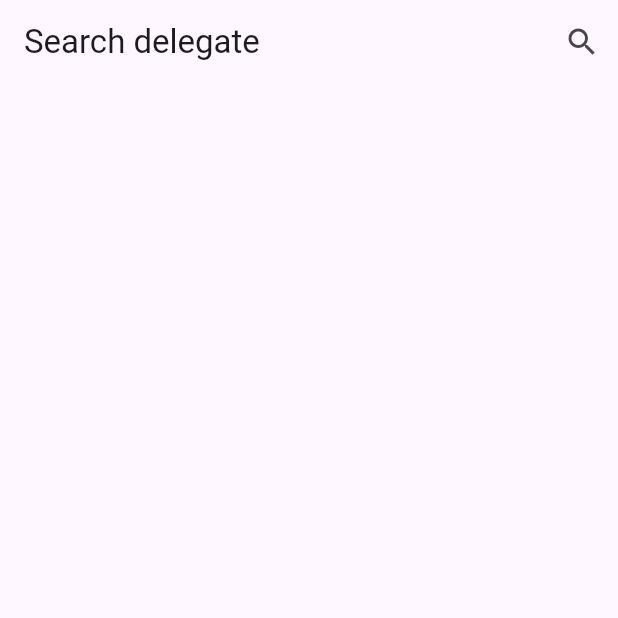
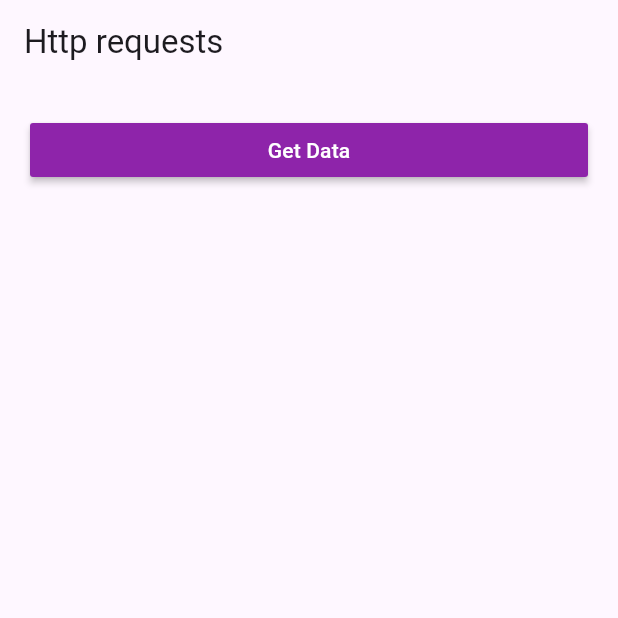
Before and after one commit to mahmoud-alwakeel/revising-flutter, a Flutter app: the screen it shows after launch, on a phone screen of 412 x 824 dp, the top half of it. Run offline on Flutter 3.47's test engine with Material 3 defaults, Android fonts, the phone set to English and light mode, and no system bars; missing offline and left inert: dart:ffi.

Commit message:
dealing with data

```diff
--- /dev/null
+++ b/lib/dealing_with_data/rev_http_req.dart
@@ -0,0 +1,56 @@
+import 'dart:convert';
+
+import 'package:flutter/material.dart';
+import 'package:http/http.dart';
+class RevhttpReq extends StatefulWidget {
+  const RevhttpReq({super.key});
+
+  @override
+  State<RevhttpReq> createState() => _RevhttpReqState();
+}
+
+class _RevhttpReqState extends State<RevhttpReq> {
+
+  List titles = [];
+  bool isLoading = false;
+
+  var url = 'https://jsonplaceholder.typicode.com/posts';
+  @override
+  Widget build(BuildContext context) {
+    return Scaffold(
+      appBar: AppBar(
+        title: const Text('Http requests'),
+      ),
+      body: ListView(
+        children: [
+          Padding(
+            padding: const EdgeInsets.all(20.0),
+            child: MaterialButton(onPressed: () async{
+              setState(() {
+                isLoading = true;
+              });
+              var response =  await get(Uri.parse(url));
+              var responseBody = jsonDecode(response.body);
+              //print(responseBody[0]['title']);
+              titles.addAll(responseBody);
+              isLoading = false;
+              setState(() {
+
+              });
+            },
+            color: Colors.purple[600],
+            minWidth: 200,
+             child: const Text('Get Data', style: TextStyle(color: Colors.white),),),
+          ),
+          if (isLoading) const Center(child:  CircularProgressIndicator()),
+           ...List.generate(titles.length, (index) => Card(
+            child: ListTile(
+              title: Text('title: ${titles[index]['title']}'),
+              subtitle: Text('body: ${titles[index]['body']}'),
+              ),
+              ))
+        ],
+      ),
+    );
+  }
+}
--- a/lib/main.dart
+++ b/lib/main.dart
@@ -1,11 +1,13 @@
 import 'package:flutter/material.dart';
-import 'package:revising_everything/rev_bottomNav.dart';
-import 'package:revising_everything/rev_customWidget.dart';
-import 'package:revising_everything/rev_drawer.dart';
+import 'package:revising_everything/dealing_with_data/rev_http_req.dart';
+// import 'package:revising_everything/rev_bottomNav.dart';
+// import 'package:revising_everything/rev_customWidget.dart';
+// import 'package:revising_everything/rev_drawer.dart';
 //import 'package:revising_everything/build_one.dart';
 // import 'package:revising_everything/rev_btn.dart';
-import 'package:revising_everything/rev_formField.dart';
-import 'package:revising_everything/rev_searchDelegate.dart';
+// import 'package:revising_everything/rev_formField.dart';
+// import 'package:revising_everything/rev_searchDelegate.dart';
+import 'package:revising_everything/widgets/rev_searchDelegate.dart';
 // import 'package:revising_everything/rev_radio.dart';
 // import 'package:revising_everything/rev_statefull.dart';
 // import 'package:revising_everything/rev_textField.dart';
@@ -33,7 +35,7 @@ class MyApp extends StatelessWidget {
         colorScheme: ColorScheme.fromSeed(seedColor: Colors.deepPurple),
         useMaterial3: true,
       ),
-      home: const RevSearchDelegate(),
+      home: const RevhttpReq(),
     );
   }
 }
--- a/lib/rev_customWidget.dart
+++ b/lib/widgets/rev_customWidget.dart
@@ -1,5 +1,5 @@
 import 'package:flutter/material.dart';
-import 'package:revising_everything/home_screen.dart';
+import 'package:revising_everything/widgets/home_screen.dart';
 
 class RevCustomWidget extends StatelessWidget {
   const RevCustomWidget({super.key});
--- a/pubspec.yaml
+++ b/pubspec.yaml
@@ -35,6 +35,7 @@ dependencies:
   # The following adds the Cupertino Icons font to your application.
   # Use with the CupertinoIcons class for iOS style icons.
   cupertino_icons: ^1.0.2
+  http: ^1.1.2
 
 dev_dependencies:
   flutter_test:
```
Also changed, not shown: lib/widgets/build_one.dart (renamed from lib/build_one.dart), lib/widgets/home_screen.dart (renamed from lib/home_screen.dart), lib/widgets/rev_bottomNav.dart (renamed from lib/rev_bottomNav.dart), lib/widgets/rev_btn.dart (renamed from lib/rev_btn.dart), lib/widgets/rev_card.dart (renamed from lib/rev_card.dart), lib/widgets/rev_drawer.dart (renamed from lib/rev_drawer.dart), lib/widgets/rev_expaned.dart (renamed from lib/rev_expaned.dart), lib/widgets/rev_formField.dart (renamed from lib/rev_formField.dart), lib/widgets/rev_gridView.dart (renamed from lib/rev_gridView.dart), lib/widgets/rev_radio.dart (renamed from lib/rev_radio.dart), lib/widgets/rev_searchDelegate.dart (renamed from lib/rev_searchDelegate.dart), lib/widgets/rev_statefull.dart (renamed from lib/rev_statefull.dart), lib/widgets/rev_textField.dart (renamed from lib/rev_textField.dart), lib/widgets/revise_column.dart (renamed from lib/revise_column.dart), 3 more files.
